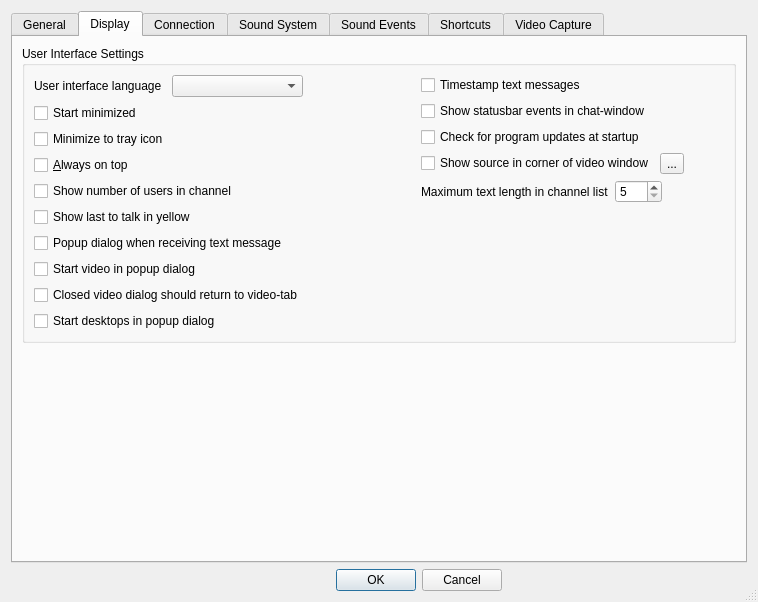
This is qtTeamTalk/preferences.ui in BearWare/TeamTalk5 as Qt 5 draws it before an edit. The edited form follows.
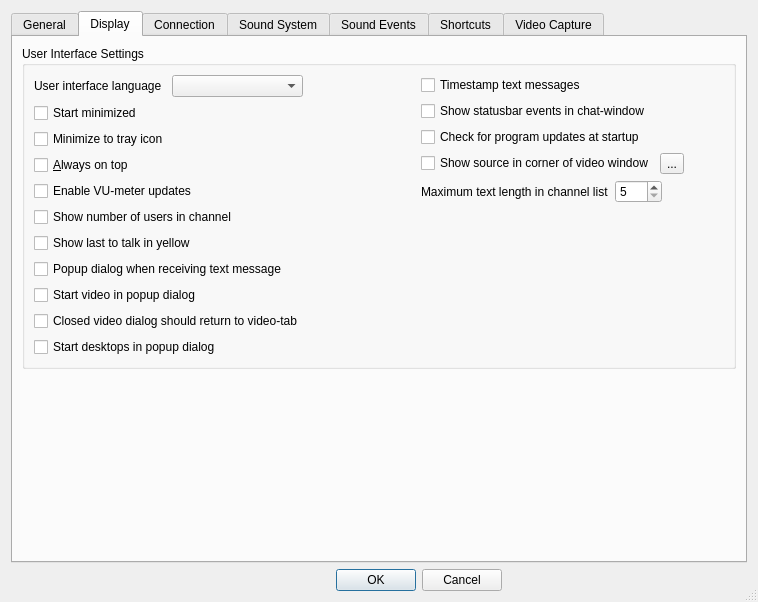
This is the edited form. The open tabs and pages were chosen to show the change. Icons and pictures are not drawn.

Commit message: Option to enable/disable VU-meter updates

Diff of the .ui file:
```diff
--- a/qtTeamTalk/preferences.ui
+++ b/qtTeamTalk/preferences.ui
@@ -344,6 +344,13 @@
               </property>
              </widget>
             </item>
+            <item>
+             <widget class="QCheckBox" name="vumeterChkBox">
+              <property name="text">
+               <string>Enable VU-meter updates</string>
+              </property>
+             </widget>
+            </item>
             <item>
              <widget class="QCheckBox" name="usercountChkBox">
               <property name="text">
```
Left out of the diff: 1 changed line with no effect on the pictures. The commit also changes 4 other files.
